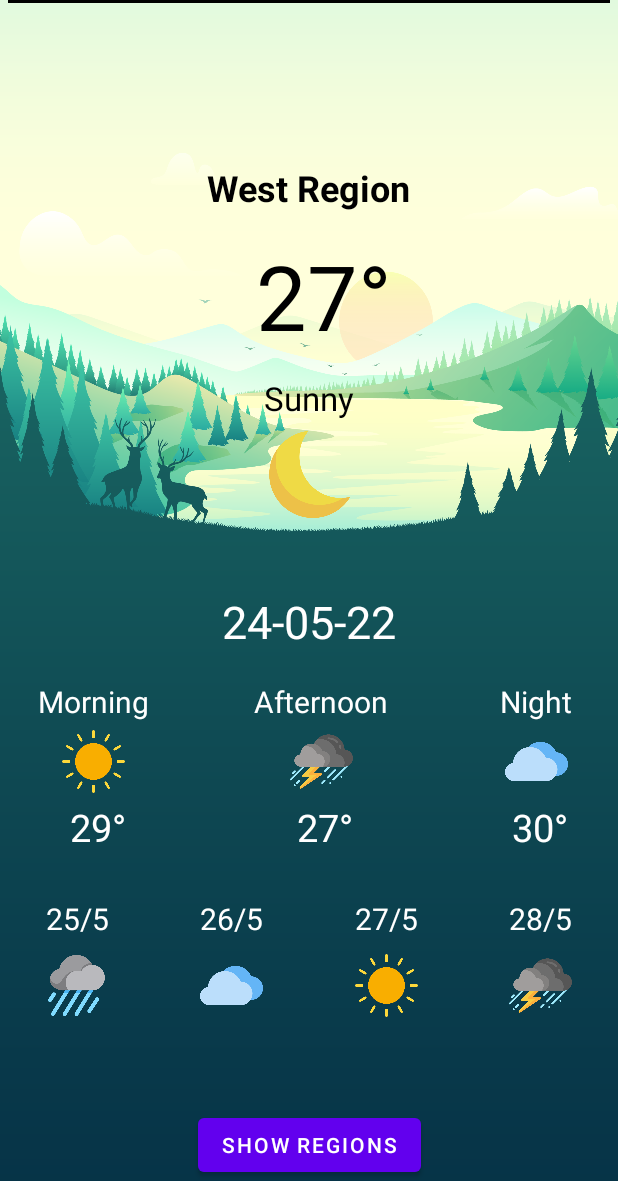
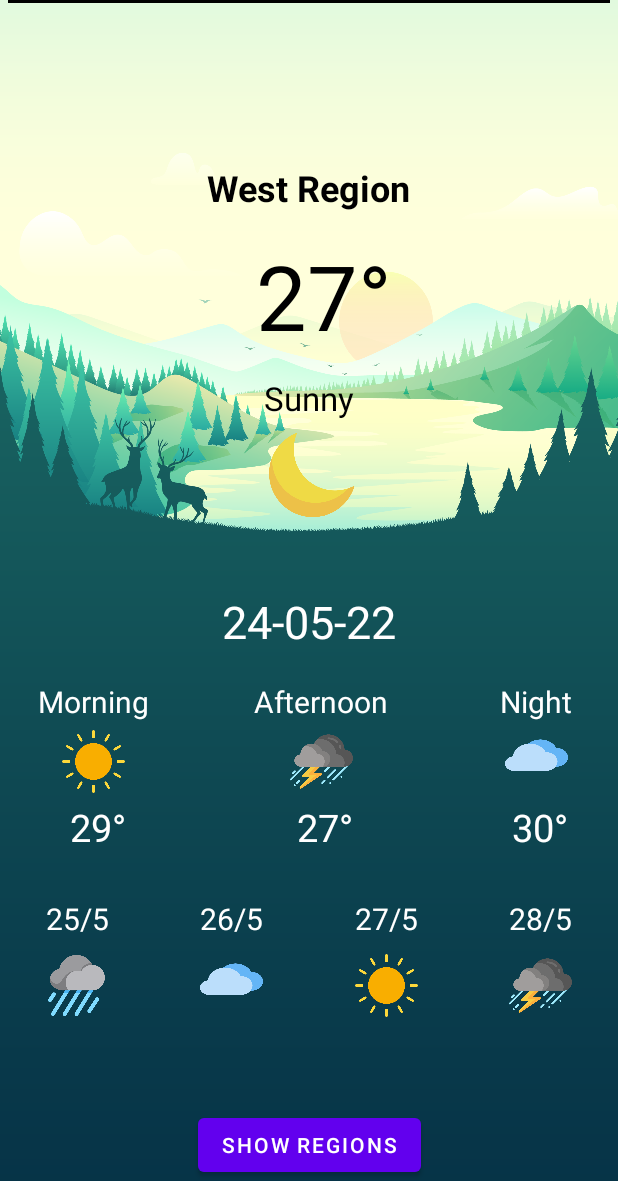
Before and after one commit to tryyang2001/TikTok-Youth-Camp-2022-Group-Project, an Android app: the screen it shows after launch (MainActivity), on a phone screen of 412 x 824 dp, the part 55-1236 px from its top. Run offline under Robolectric (Android 15) with nearby library versions, the phone set to English and light mode, and no system bars; 5 statements that could not run were skipped.

Commit message:
Added animations for weather icons

```diff
--- a/app/src/main/AndroidManifest.xml
+++ b/app/src/main/AndroidManifest.xml
@@ -7,12 +7,12 @@
         android:allowBackup="true"
         android:dataExtractionRules="@xml/data_extraction_rules"
         android:fullBackupContent="@xml/backup_rules"
-        android:icon="@mipmap/ic_launcher"
+        android:icon="@drawable/logo"
         android:label="@string/app_name"
         android:roundIcon="@mipmap/ic_launcher_round"
         android:supportsRtl="true"
         android:theme="@style/Theme.WeatherReport"
-        tools:targetApi="31" >
+        tools:targetApi="31">
         <activity
             android:name=".MainActivity"
             android:exported="true" >
--- a/app/src/main/java/com/example/weatherreport/MainActivity.kt
+++ b/app/src/main/java/com/example/weatherreport/MainActivity.kt
@@ -4,11 +4,17 @@ import android.graphics.Color
 import androidx.appcompat.app.AppCompatActivity
 import android.os.Bundle
 import android.view.View
+import android.view.animation.Animation
+import android.view.animation.AnimationUtils
 import android.widget.Button
+import android.widget.ImageView
 import android.widget.TextView
+import androidx.annotation.DrawableRes
 import androidx.constraintlayout.widget.ConstraintLayout
+import androidx.core.content.res.ResourcesCompat
 import androidx.core.view.updateLayoutParams
 import java.util.Calendar
+import kotlin.concurrent.thread
 
 class MainActivity : AppCompatActivity() {
     private var btnPressed = true
@@ -18,6 +24,30 @@ class MainActivity : AppCompatActivity() {
         setContentView(R.layout.activity_main)
         selectBackgroundAndTextColors()
         onClickButtonChangeFragmentDisplay()
+
+        val weatherImg = findViewById<ImageView>(R.id.imgWeatherCondition)
+
+        //Animation for weather image
+        thread(start=true){
+            if(weatherImg.drawable.constantState== ResourcesCompat.getDrawable(resources, R.drawable.sunny, null)?.constantState){
+                val rotation = AnimationUtils.loadAnimation(applicationContext, R.anim.rotation)
+                rotation.setFillAfter(true)
+                weatherImg.startAnimation(rotation)
+            }
+            if(weatherImg.drawable.constantState==ResourcesCompat.getDrawable(resources, R.drawable.fair_moon, null)?.constantState){
+                val rocking = AnimationUtils.loadAnimation(applicationContext, R.anim.rocking)
+                rocking.fillAfter=true
+                rocking.fillBefore=true
+                weatherImg.startAnimation(rocking)
+            }
+            if(weatherImg.drawable.constantState==ResourcesCompat.getDrawable(resources, R.drawable.cloudy, null)?.constantState){
+                val bouncing = AnimationUtils.loadAnimation(applicationContext, R.anim.bouncing)
+                bouncing.fillAfter=true
+                bouncing.fillBefore=true
+                weatherImg.startAnimation(bouncing)
+            }
+        }
+
     }
 
     /**
--- a/app/src/main/java/com/example/weatherreport/RegionInformation.kt
+++ b/app/src/main/java/com/example/weatherreport/RegionInformation.kt
@@ -1,10 +1,17 @@
 package com.example.weatherreport
 
+import android.media.Image
 import android.os.Bundle
+import android.transition.TransitionInflater
 import androidx.fragment.app.Fragment
 import android.view.LayoutInflater
 import android.view.View
 import android.view.ViewGroup
+import android.view.animation.AnimationUtils
+import android.view.animation.RotateAnimation
+import android.widget.ImageView
+import androidx.core.content.res.ResourcesCompat
+import kotlin.concurrent.thread
 
 // TODO: Rename parameter arguments, choose names that match
 // the fragment initialization parameters, e.g. ARG_ITEM_NUMBER
@@ -27,7 +34,9 @@ class RegionInformation : Fragment() {
             param1 = it.getString(ARG_PARAM1)
             param2 = it.getString(ARG_PARAM2)
         }
+
     }
+
 
     override fun onCreateView(
         inflater: LayoutInflater, container: ViewGroup?,
@@ -39,8 +48,87 @@ class RegionInformation : Fragment() {
            imgNext1DateCondition, imgNext2DateCondition, imgNext3DateCondition, imgNext4DateCondition
         */
 
+        val view = inflater.inflate(R.layout.fragment_region_information, container, false)
+
+        val rotation = AnimationUtils.loadAnimation(activity?.applicationContext, R.anim.rotation)
+        rotation.fillAfter=true
+        val rocking = AnimationUtils.loadAnimation(activity?.applicationContext, R.anim.rocking)
+        rocking.fillAfter=true
+        rocking.fillBefore=true
+        val bouncing = AnimationUtils.loadAnimation(activity?.applicationContext, R.anim.bouncing)
+        bouncing.fillAfter=true
+        bouncing.fillBefore=true
+
+        val imgMorningWeatherCondition = view.findViewById(R.id.imgMorningWeatherCondition) as ImageView
+        val imgAfternoonWeatherCondition = view.findViewById(R.id.imgAfternoonWeatherCondition) as ImageView
+        val imgNightWeatherCondition = view.findViewById(R.id.imgNightWeatherCondition) as ImageView
+        val imgNext1DateCondition = view.findViewById(R.id.imgNext1Condition) as ImageView
+        val imgNext2DateCondition = view.findViewById(R.id.imgNext2Condition) as ImageView
+        val imgNext3DateCondition = view.findViewById(R.id.imgNext3Condition) as ImageView
+        val imgNext4DateCondition = view.findViewById(R.id.imgNext4Condition) as ImageView
+
+
+        thread(start = true){
+            if(imgMorningWeatherCondition.drawable?.constantState==ResourcesCompat.getDrawable(resources, R.drawable.sunny, null)?.constantState){
+                imgMorningWeatherCondition.startAnimation(rotation)
+            }
+            if(imgMorningWeatherCondition.drawable?.constantState==ResourcesCompat.getDrawable(resources, R.drawable.cloudy, null)?.constantState){
+                imgMorningWeatherCondition.startAnimation(bouncing)
+            }
+        }
+        thread(start = true){
+            if(imgAfternoonWeatherCondition.drawable?.constantState==ResourcesCompat.getDrawable(resources, R.drawable.sunny, null)?.constantState){
+                imgAfternoonWeatherCondition.startAnimation(rotation)
+            }
+            if(imgAfternoonWeatherCondition.drawable?.constantState==ResourcesCompat.getDrawable(resources, R.drawable.cloudy, null)?.constantState){
+                imgAfternoonWeatherCondition.startAnimation(bouncing)
+            }
+        }
+        thread(start = true){
+            if(imgNightWeatherCondition.drawable?.constantState==ResourcesCompat.getDrawable(resources, R.drawable.fair_moon, null)?.constantState){
+                imgNightWeatherCondition.startAnimation(rocking)
+            }
+            if(imgNightWeatherCondition.drawable?.constantState==ResourcesCompat.getDrawable(resources, R.drawable.cloudy, null)?.constantState){
+                imgNightWeatherCondition.startAnimation(bouncing)
+            }
+        }
+        thread(start = true){
+            if(imgNext1DateCondition.drawable?.constantState==ResourcesCompat.getDrawable(resources, R.drawable.sunny, null)?.constantState){
+                imgNext1DateCondition.startAnimation(rotation)
+            }
+            if(imgNext1DateCondition.drawable?.constantState==ResourcesCompat.getDrawable(resources, R.drawable.cloudy, null)?.constantState){
+                imgNext1DateCondition.startAnimation(bouncing)
+            }
+        }
+        thread(start = true){
+            if(imgNext2DateCondition.drawable?.constantState==ResourcesCompat.getDrawable(resources, R.drawable.sunny, null)?.constantState){
+                imgNext2DateCondition.startAnimation(rotation)
+            }
+            if(imgNext2DateCondition.drawable?.constantState==ResourcesCompat.getDrawable(resources, R.drawable.cloudy, null)?.constantState){
+                imgNext2DateCondition.startAnimation(bouncing)
+            }
+        }
+        thread(start = true){
+            if(imgNext3DateCondition.drawable?.constantState==ResourcesCompat.getDrawable(resources, R.drawable.sunny, null)?.constantState){
+                imgNext3DateCondition.startAnimation(rotation)
+            }
+            if(imgNext3DateCondition.drawable?.constantState==ResourcesCompat.getDrawable(resources, R.drawable.cloudy, null)?.constantState){
+                imgNext3DateCondition.startAnimation(bouncing)
+            }
+        }
+        thread(start = true){
+            if(imgNext4DateCondition.drawable?.constantState==ResourcesCompat.getDrawable(resources, R.drawable.sunny, null)?.constantState){
+                imgNext4DateCondition.startAnimation(rotation)
+            }
+            if(imgNext4DateCondition.drawable?.constantState==ResourcesCompat.getDrawable(resources, R.drawable.cloudy, null)?.constantState){
+                imgNext4DateCondition.startAnimation(bouncing)
+            }
+        }
+
+
+
         // Inflate the layout for this fragment
-        return inflater.inflate(R.layout.fragment_region_information, container, false)
+        return view
     }
 
     companion object {
--- /dev/null
+++ b/app/src/main/res/anim/bouncing.xml
@@ -0,0 +1,10 @@
+<?xml version="1.0" encoding="utf-8"?>
+<set xmlns:android="http://schemas.android.com/apk/res/android">
+    <scale
+        android:duration="2500"
+        android:fromXScale="1.0"
+        android:fromYScale="0.8"
+        android:toXScale="1.0"
+        android:toYScale="1.0"
+        android:repeatCount="infinite"/>
+</set>
--- /dev/null
+++ b/app/src/main/res/anim/rocking.xml
@@ -0,0 +1,11 @@
+<?xml version="1.0" encoding="utf-8"?>
+<set xmlns:android="http://schemas.android.com/apk/res/android">
+    <rotate
+        android:fromDegrees="-15"
+        android:toDegrees="15"
+        android:repeatCount="infinite"
+        android:pivotY="50%"
+        android:pivotX="50%"
+        android:duration="3000"
+        android:startOffset="0"/>
+</set>
--- /dev/null
+++ b/app/src/main/res/anim/rotation.xml
@@ -0,0 +1,13 @@
+<?xml version="1.0" encoding="utf-8"?>
+<set xmlns:android="http://schemas.android.com/apk/res/android">
+
+    <rotate
+        android:fromDegrees="0"
+        android:toDegrees="360"
+        android:repeatCount="infinite"
+        android:pivotY="50%"
+        android:pivotX="50%"
+        android:duration="3000"
+        android:startOffset="0"/>
+
+</set>
```
Also changed, not shown: app/src/main/res/drawable/logo.png (added).
